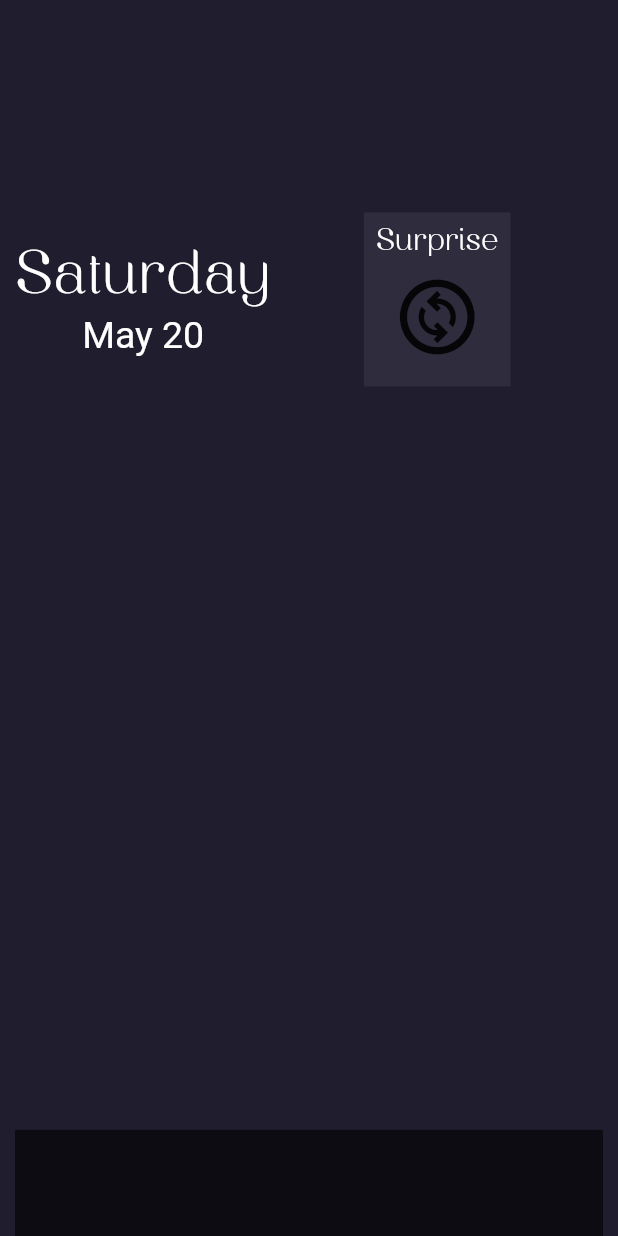
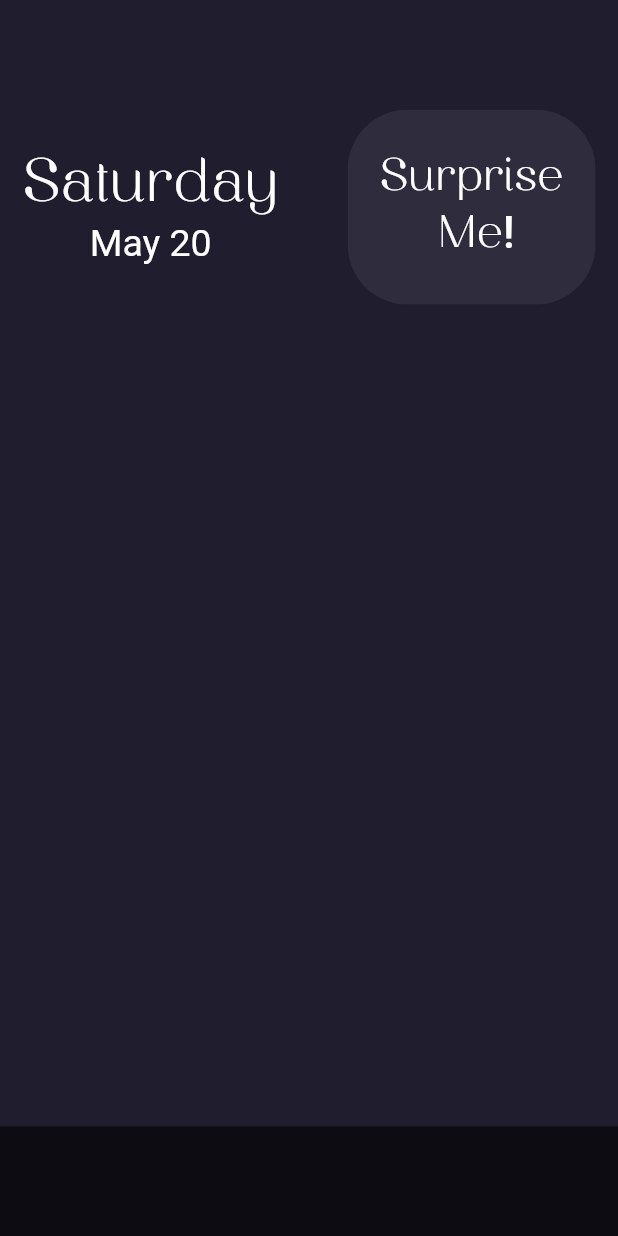
Before and after one commit to RotenKiwi/TaleHub, a Flutter app: the Home screen opened directly, on a phone screen of 412 x 824 dp. Run offline on Flutter 3.47's test engine with Material 2 defaults, Android fonts, the light colour scheme and no system bars.

Commit message:
HomeScreen
Surprise Me button design for randomizing a recipe

```diff
--- /dev/null
+++ b/lib/Components/SurpriseMeBtn.dart
@@ -0,0 +1,34 @@
+import 'package:flutter/material.dart';
+import '../Tools/palette.dart';
+
+class SurpriseMeBtn extends StatelessWidget {
+  const SurpriseMeBtn({
+    super.key,
+  });
+
+  @override
+  Widget build(BuildContext context) {
+    return ClipRRect(
+      borderRadius: BorderRadius.all(Radius.circular(40)),
+      child: Container(
+        color: secColor,
+        child: TextButton(
+          onPressed: () {},
+          child: const Padding(
+            padding: EdgeInsets.symmetric(vertical: 20.0, horizontal: 10.0),
+            child: Text(
+              'Surprise \n Me!',
+              style: TextStyle(
+                decoration: TextDecoration.none,
+                color: Colors.white,
+                fontFamily: 'Breath',
+                fontSize: 30,
+              ),
+              textAlign: TextAlign.center,
+            ),
+          ),
+        ),
+      ),
+    );
+  }
+}
--- a/lib/Screens/HomeScreen.dart
+++ b/lib/Screens/HomeScreen.dart
@@ -1,8 +1,7 @@
 import 'package:flutter/material.dart';
 import 'package:tale_hub/Tools/palette.dart';
-import 'package:tale_hub/Tools/weekday.dart';
-
 import '../Components/DayDate.dart';
+import '../Components/SurpriseMeBtn.dart';
 
 class Home extends StatelessWidget {
   const Home({Key? key}) : super(key: key);
@@ -13,55 +12,39 @@ class Home extends StatelessWidget {
     return Scaffold(
       body: Container(
         color: bgColor,
-        child: Padding(
-          padding: const EdgeInsets.symmetric(horizontal: 10.0),
         child: Column(
           children: [
             const Spacer(
               flex: 2,
             ),
+            Padding(
+              padding: const EdgeInsets.symmetric(horizontal: 15.0),
+              child: Column(
+                children: [
                   Row(
                     mainAxisAlignment: MainAxisAlignment.center,
                     children: [
                       DayDate(day: day),
                       const Spacer(),
-                  Container(
-                    color: secColor,
-                    child: Padding(
-                      padding: const EdgeInsets.all(8.0),
-                      child: Column(
-                        children: [
-                          const Text(
-                            'Surprise',
-                            style: TextStyle(
-                              decoration: TextDecoration.none,
-                              color: Colors.white,
-                              fontFamily: 'Breath',
-                              fontSize: 20,
+                      SurpriseMeBtn(),
+                    ],
                   ),
-                          ),
-                          IconButton(onPressed: (){}, icon: const Icon(Icons.change_circle_outlined), iconSize: 60,)
                 ],
               ),
             ),
-                  ),
-                  const Spacer(),
-                ],
-              ),
             const Spacer(
-                flex: 7,
+              flex: 15,
             ),
             Expanded(
-                flex: 1,
+              flex: 2,
               child: Container(
-                  height: 30,
+                width: double.infinity,
                 color: navColor,
               ),
             )
           ],
         ),
       ),
-      ),
     );
   }
 }
```
Lines whose indentation alone changed are shown as unchanged.
